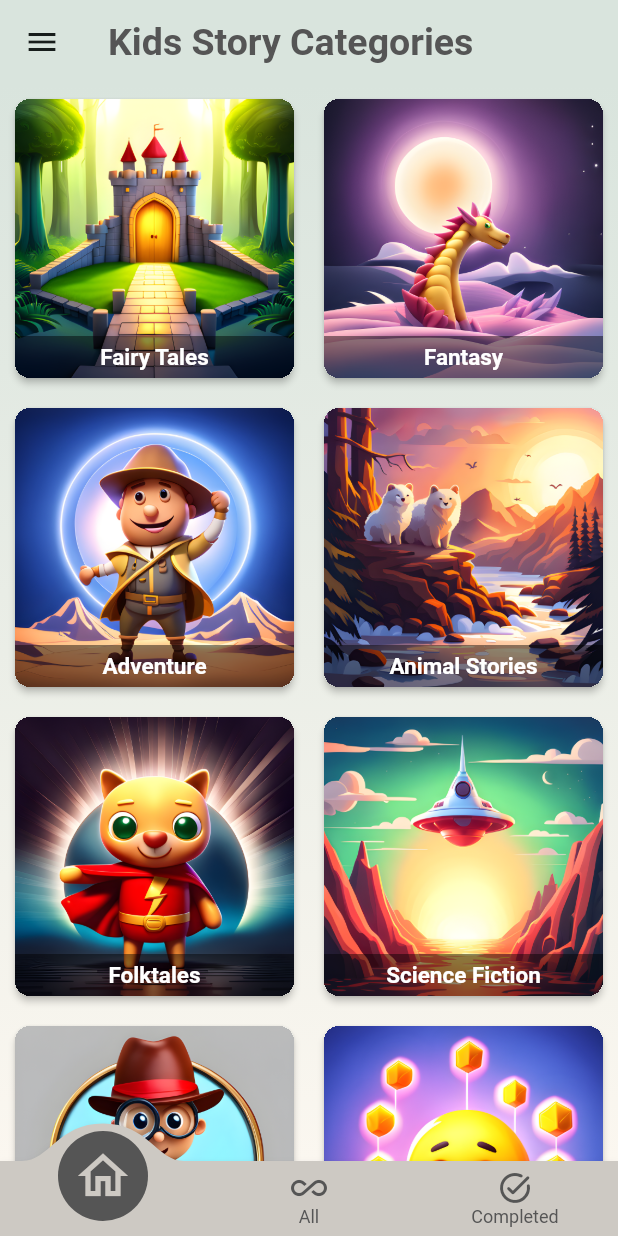
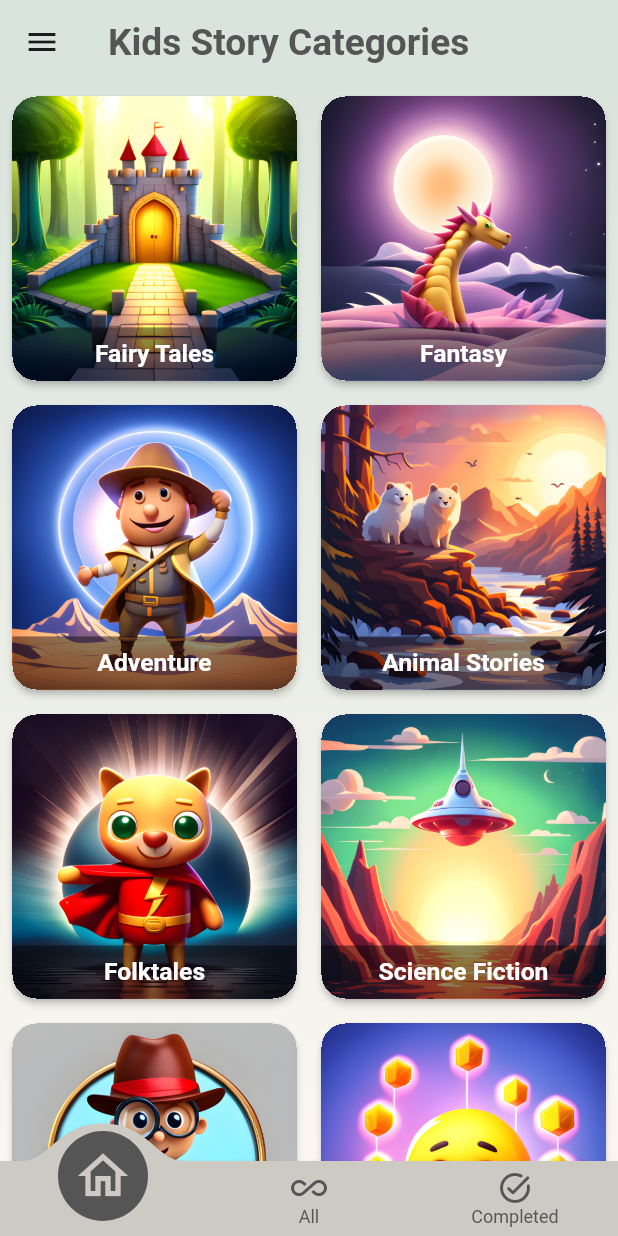
Before and after one commit to muthumala19/kids_stories, a Flutter app: the screen it shows once a user with an empty profile is signed in, in the side drawer, after a tap on "Home", on a phone screen of 412 x 824 dp. Run offline on Flutter 3.47's test engine with Material 2 defaults, Android fonts, the phone set to English and light mode, and no system bars; drawn by our look-alikes of convex_bottom_bar; our stand-ins replace animated_text_kit, cloud_firestore, firebase_auth, firebase_core, flutter_riverpod, google_fonts and 3 more; accounts and stored records are empty.

Commit message:
Improve responsiveness phase 1

```diff
--- a/lib/screens/auth_screen.dart
+++ b/lib/screens/auth_screen.dart
@@ -36,27 +36,32 @@ class _AuthScreenState extends ConsumerState<AuthScreen> {
 
   @override
   Widget build(BuildContext context) {
+    final mediaQuery = MediaQuery.of(context);
+    final screenHeight = mediaQuery.size.height;
+    final screenWidth = mediaQuery.size.width;
+
     return Scaffold(
       body: Container(
         height: double.infinity,
         width: double.infinity,
         decoration: const BoxDecoration(
           image: DecorationImage(
-            fit: BoxFit.fitHeight,
-            image: AssetImage(
-              "assets/images/auth_screen_background.png",
+            fit: BoxFit.cover,
+            image: AssetImage("assets/images/auth_screen_background.png"),
           ),
         ),
-        ),
-        child: Stack(fit: StackFit.expand, children: [
-          Container(
-            margin: const EdgeInsets.fromLTRB(10, 200, 10, 0),
-            width: double.infinity,
+        child: Stack(
+          children: [
+            Positioned(
+              top: screenHeight * 0.2,
+              left: 10,
+              right: 10,
               child: DefaultTextStyle(
                 style: TextStyle(
-                  fontSize: 40.0,
+                  fontSize: screenWidth * 0.07,
                   fontWeight: FontWeight.bold,
-                  color: Theme.of(context).colorScheme.primary),
+                  color: Theme.of(context).colorScheme.primary,
+                ),
                 child: AnimatedTextKit(
                   pause: const Duration(milliseconds: 3000),
                   repeatForever: true,
@@ -65,7 +70,8 @@ class _AuthScreenState extends ConsumerState<AuthScreen> {
                       "Hello little,\nStep into a World of Fun and Learning! \nCome Inside and Explore!",
                       speed: const Duration(milliseconds: 150),
                       textStyle: GoogleFonts.aBeeZee(
-                        color: Theme.of(context).colorScheme.primaryContainer),
+                        color: Theme.of(context).colorScheme.primaryContainer,
+                      ),
                     ),
                   ],
                 ),
@@ -74,50 +80,40 @@ class _AuthScreenState extends ConsumerState<AuthScreen> {
             Positioned(
               left: 0,
               right: 0,
-            bottom: 60,
+              bottom: screenHeight * 0.1,
               child: Center(
-              child: SingleChildScrollView(
                 child: Column(
                   children: [
-                    Container(
-                      margin: const EdgeInsets.fromLTRB(10, 0, 10, 0),
-                      child: _isAuthenticating
-                          ? const Center(
-                              child: CircularProgressIndicator(),
-                            )
+                    _isAuthenticating
+                        ? const CircularProgressIndicator()
                         : Container(
                       margin: const EdgeInsets.all(20),
-                              width: double.infinity,
+                      width: screenWidth * 0.8,
                       child: ElevatedButton.icon(
                         icon: Image.asset(
                           "assets/images/Google__G__Logo.png",
-                                  width: 25,
+                          width: screenWidth * 0.05,
                         ),
                         onPressed: _signInWithGoogle,
                         style: ElevatedButton.styleFrom(
                           backgroundColor:
                           Theme.of(context).colorScheme.secondary,
-                                    padding: const EdgeInsets.all(15)),
+                          padding: EdgeInsets.all(screenWidth * 0.04),
+                        ),
                         label: Text(
-                                  "SignIn with Google",
-                                  style: Theme.of(context)
-                                      .textTheme
-                                      .titleLarge!
-                                      .copyWith(
-                                        color: Theme.of(context)
-                                            .colorScheme
-                                            .primary,
+                          "Sign In with Google",
+                          style: Theme.of(context).textTheme.titleLarge!.copyWith(
+                            color: Theme.of(context).colorScheme.primary,
                           ),
                         ),
                       ),
                     ),
-                    )
                   ],
                 ),
               ),
             ),
+          ],
         ),
-        ]),
       ),
     );
   }
--- a/lib/screens/categories_screen.dart
+++ b/lib/screens/categories_screen.dart
@@ -28,6 +28,10 @@ class _CategoryScreenState extends ConsumerState<CategoriesScreen> {
 
   @override
   Widget build(BuildContext context) {
+    final mediaQuery = MediaQuery.of(context);
+    // final screenHeight = mediaQuery.size.height;
+    final screenWidth = mediaQuery.size.width;
+
     int activeTabIndex = ref.watch(bottomNavBarSelectionProvider);
 
     List<Story> stories = ref.watch(storiesProvider);
@@ -70,14 +74,17 @@ class _CategoryScreenState extends ConsumerState<CategoriesScreen> {
       child: Scaffold(
         drawer: const SideDrawer(),
         appBar: AppBar(
-          title: Text(
-            activeAppBarTitle,
-            style: GoogleFonts.aBeeZee(
+          title: FittedBox(
+            child: Text(
+              activeAppBarTitle,
+              style: GoogleFonts.aBeeZee(
                 textStyle: Theme.of(context).textTheme.titleLarge!.copyWith(
-                    color: Theme.of(context).colorScheme.primary,
-                    fontWeight: FontWeight.bold),
-                fontSize: 25),
-            softWrap: true,
+                      color: Theme.of(context).colorScheme.primary,
+                      fontWeight: FontWeight.bold,
+                      fontSize: screenWidth * 0.06, // Responsive font size
+                    ),
+              ),
+            ),
           ),
           backgroundColor: Theme.of(context).colorScheme.primaryContainer,
         ),
--- a/lib/widgets/category_item_widget.dart
+++ b/lib/widgets/category_item_widget.dart
@@ -2,7 +2,6 @@ import 'package:flutter/material.dart';
 import 'package:flutter_riverpod/flutter_riverpod.dart';
 import 'package:kids_stories/models/category_model.dart';
 import 'package:kids_stories/providers/stories_provider.dart';
-import 'package:transparent_image/transparent_image.dart';
 
 import '../screens/story_list_for_category_screen.dart';
 
@@ -12,11 +11,16 @@ class CategoryItem extends ConsumerWidget {
 
   @override
   Widget build(BuildContext context, WidgetRef ref) {
-    double titleFontSize = 15;
-    double cardMargin = 10;
-    double cardBorderRadius = 10;
+    final mediaQuery = MediaQuery.of(context);
+    final screenWidth = mediaQuery.size.width;
+
+    // Responsive values
+    double titleFontSize = screenWidth * 0.04;
+    double cardMargin = screenWidth * 0.02;
+    double cardBorderRadius = screenWidth * 0.04;
     double cardElevation = 2;
-    int maxLinesOfTitle = 1;
+    double aspectRatio = 2 / 2;
+
     return Card(
       elevation: cardElevation,
       clipBehavior: Clip.hardEdge,
@@ -31,7 +35,6 @@ class CategoryItem extends ConsumerWidget {
               return element.categories.contains(category.id);
             },
           ).toList();
-          // for(){};
           Navigator.of(context).push(
             MaterialPageRoute(
               builder: (ctx) => StoriesScreen(
@@ -46,12 +49,10 @@ class CategoryItem extends ConsumerWidget {
         child: Stack(
           children: [
             AspectRatio(
-              aspectRatio: 2 / 2,
-              child: FadeInImage(
-                placeholder: MemoryImage(kTransparentImage),
-                image: AssetImage(category.imagePath),
-                fit: BoxFit.fitWidth,
-                width: double.infinity,
+              aspectRatio: aspectRatio, // Adjusted aspect ratio
+              child: Image.asset(
+                category.imagePath,
+                fit: BoxFit.fitWidth, // Increase size to fully fit the card
               ),
             ),
             Positioned(
@@ -61,7 +62,7 @@ class CategoryItem extends ConsumerWidget {
               child: Container(
                 color: Colors.black45,
                 width: double.infinity,
-                padding: const EdgeInsets.all(5),
+                padding: EdgeInsets.all(screenWidth * 0.02), // Adjusted padding
                 child: Column(
                   mainAxisSize: MainAxisSize.max,
                   children: [
@@ -70,15 +71,14 @@ class CategoryItem extends ConsumerWidget {
                       children: [
                         Text(
                           category.title,
-                          maxLines: maxLinesOfTitle,
+                          maxLines: 1,
                           textAlign: TextAlign.center,
                           overflow: TextOverflow.visible,
-                          // to long texts add "..."
-
                           style: TextStyle(
-                              fontSize: titleFontSize,
-                              fontWeight: FontWeight.bold,
-                              color: Colors.white),
+                            fontSize: titleFontSize, // Adjusted font size
+                            fontWeight: FontWeight.bold,
+                            color: Colors.white,
+                          ),
                         ),
                       ],
                     ),
--- a/lib/widgets/category_items_list_widget.dart
+++ b/lib/widgets/category_items_list_widget.dart
@@ -33,6 +33,12 @@ class _CategoryItemsListState extends ConsumerState<CategoryItemsList>
 
   @override
   Widget build(BuildContext context) {
+    final mediaQuery = MediaQuery.of(context);
+    final screenWidth = mediaQuery.size.width;
+
+    // Calculate the number of columns based on screen width
+    int crossAxisCount = (screenWidth / 200).floor(); // Adjust 200 to your desired card width
+
     return Container(
       decoration: BoxDecoration(
         gradient: LinearGradient(
@@ -58,16 +64,18 @@ class _CategoryItemsListState extends ConsumerState<CategoryItemsList>
             child: child,
           );
         },
-        child: GridView(
-          gridDelegate: const SliverGridDelegateWithFixedCrossAxisCount(
-            crossAxisCount: 2,
+        child: GridView.builder(
+          gridDelegate: SliverGridDelegateWithFixedCrossAxisCount(
+            crossAxisCount: crossAxisCount,
           ),
-          children: [
-            for (final category in categories)
-              CategoryItem(
-                category: category,
-              )
-          ],
+          itemBuilder: (ctx, index) {
+            if (index < categories.length) {
+              final category = categories[index];
+              return CategoryItem(category: category);
+            }
+            return null;
+            // return Container(); // Return an empty container for extra items
+          },
         ),
       ),
     );
--- a/lib/widgets/side_drawer_widget.dart
+++ b/lib/widgets/side_drawer_widget.dart
@@ -12,6 +12,9 @@ class SideDrawer extends ConsumerWidget {
   Widget build(BuildContext context, WidgetRef ref) {
     final firebaseAuthentication = FirebaseAuth.instance;
     final userEmail = firebaseAuthentication.currentUser!.email;
+    final mediaQuery = MediaQuery.of(context);
+    final screenWidth = mediaQuery.size.width;
+
     return Drawer(
       child: ListView(
         padding: EdgeInsets.zero,
@@ -26,12 +29,18 @@ class SideDrawer extends ConsumerWidget {
               textBaseline: TextBaseline.alphabetic,
               children: [
                 CircleAvatar(
-                  radius: 50,
+                  radius: screenWidth * 0.1, // Responsive avatar size
                   child: Image.asset('assets/images/avatar.png'),
                 ),
                 Container(
-                    margin: const EdgeInsets.fromLTRB(0, 10, 0, 10),
-                    child: Text(userEmail!)),
+                  margin: const EdgeInsets.fromLTRB(0, 10, 0, 10),
+                  child: Text(
+                    userEmail!,
+                    style: TextStyle(
+                      fontSize: screenWidth * 0.04, // Responsive font size
+                    ),
+                  ),
+                ),
               ],
             ),
           ),
```
Also changed, not shown: lib/screens/story_details_screen.dart (+27 -8 lines), lib/screens/story_list_for_category_screen.dart (+11 -6 lines), lib/widgets/mark_as_read_trait_widget.dart (+16 -7 lines), lib/widgets/story_card_trait_widget.dart (+17 -8 lines), lib/widgets/story_card_widget.dart (+23 -19 lines). Lines whose indentation alone changed are shown as unchanged.
